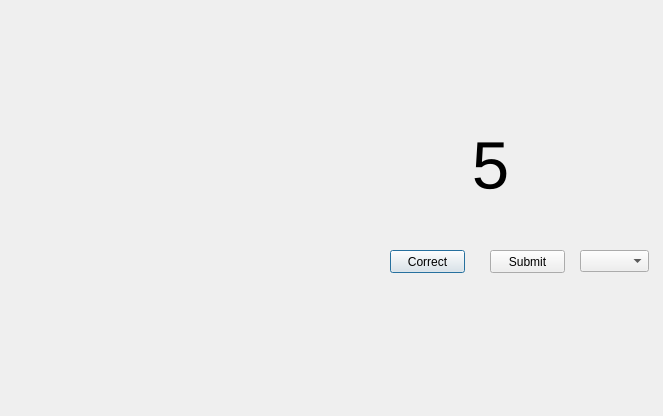
Before: the Qt Designer form mainUI.ui in matsu490/MNISTer, drawn with Qt 5.
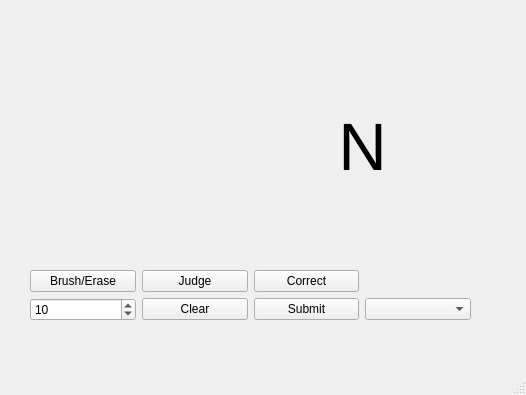
After: the same form once the commit is applied.

The edit to the form file:
```diff
--- a/mainUI.ui
+++ b/mainUI.ui
@@ -1,61 +1,53 @@
 <?xml version="1.0" encoding="UTF-8"?>
 <ui version="4.0">
- <class>Dialog</class>
- <widget class="QDialog" name="Dialog">
+ <class>MainWindow</class>
+ <widget class="QMainWindow" name="MainWindow">
   <property name="geometry">
    <rect>
     <x>0</x>
     <y>0</y>
-    <width>663</width>
-    <height>416</height>
+    <width>526</width>
+    <height>395</height>
    </rect>
   </property>
   <property name="windowTitle">
    <string>Dialog</string>
   </property>
+  <widget class="QWidget" name="centralwidget">
+   <widget class="QWidget" name="gridLayoutWidget">
+    <property name="geometry">
+     <rect>
+      <x>30</x>
+      <y>30</y>
+      <width>441</width>
+      <height>291</height>
+     </rect>
+    </property>
+    <layout class="QGridLayout" name="gridLayout">
+     <item row="8" column="3">
+      <widget class="QPushButton" name="SubmitButton">
+       <property name="text">
+        <string>Submit</string>
+       </property>
+      </widget>
+     </item>
+     <item row="3" column="3" colspan="2">
   <widget class="QLabel" name="ClassificationResult">
-   <property name="geometry">
-    <rect>
-     <x>410</x>
-     <y>90</y>
-     <width>161</width>
-     <height>151</height>
-    </rect>
-   </property>
    <property name="font">
     <font>
      <pointsize>50</pointsize>
     </font>
    </property>
    <property name="text">
-    <string>5</string>
+        <string>N</string>
    </property>
    <property name="alignment">
     <set>Qt::AlignCenter</set>
    </property>
   </widget>
-  <widget class="QPushButton" name="CorrectButton">
-   <property name="geometry">
-    <rect>
-     <x>390</x>
-     <y>250</y>
-     <width>75</width>
-     <height>23</height>
-    </rect>
-   </property>
-   <property name="text">
-    <string>Correct</string>
-   </property>
-  </widget>
-  <widget class="QComboBox" name="CorrectLabel">
-   <property name="geometry">
-    <rect>
-     <x>580</x>
-     <y>250</y>
-     <width>69</width>
-     <height>22</height>
-    </rect>
-   </property>
+     </item>
+     <item row="8" column="4">
+      <widget class="QComboBox" name="ClassLabels">
    <property name="editable">
     <bool>false</bool>
    </property>
@@ -69,19 +61,68 @@
     <number>10</number>
    </property>
   </widget>
-  <widget class="QPushButton" name="SubmitCorrectLabel">
+     </item>
+     <item row="8" column="1">
+      <widget class="QPushButton" name="ClearButton">
+       <property name="text">
+        <string>Clear</string>
+       </property>
+      </widget>
+     </item>
+     <item row="5" column="3">
+      <widget class="QPushButton" name="CorrectButton">
+       <property name="text">
+        <string>Correct</string>
+       </property>
+      </widget>
+     </item>
+     <item row="5" column="1">
+      <widget class="QPushButton" name="JudgeButton">
+       <property name="text">
+        <string>Judge</string>
+       </property>
+      </widget>
+     </item>
+     <item row="3" column="0" colspan="2">
+      <widget class="QStackedWidget" name="BlackBoard">
+       <widget class="QWidget" name="page"/>
+       <widget class="QWidget" name="page_2"/>
+      </widget>
+     </item>
+     <item row="5" column="0">
+      <widget class="QPushButton" name="BrushButton">
+       <property name="text">
+        <string>Brush/Erase</string>
+       </property>
+      </widget>
+     </item>
+     <item row="8" column="0">
+      <widget class="QSpinBox" name="ThicknessSpinner">
+       <property name="minimum">
+        <number>1</number>
+       </property>
+       <property name="maximum">
+        <number>50</number>
+       </property>
+       <property name="value">
+        <number>10</number>
+       </property>
+      </widget>
+     </item>
+    </layout>
+   </widget>
+  </widget>
+  <widget class="QMenuBar" name="menubar">
    <property name="geometry">
     <rect>
-     <x>490</x>
-     <y>250</y>
-     <width>75</width>
-     <height>23</height>
+     <x>0</x>
+     <y>0</y>
+     <width>526</width>
+     <height>24</height>
     </rect>
    </property>
-   <property name="text">
-    <string>Submit</string>
-   </property>
   </widget>
+  <widget class="QStatusBar" name="statusbar"/>
  </widget>
  <resources/>
  <connections/>
```
Left out of the diff: 4 changed lines with no effect on the pictures. Lines whose indentation alone changed are shown as unchanged.
